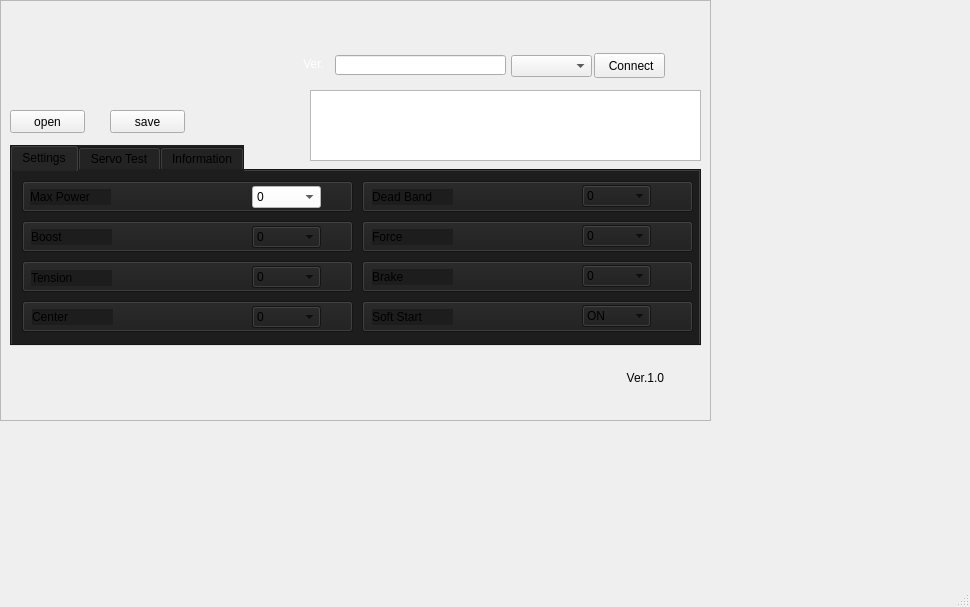
This is HDclient/mainwindow.ui in lisi099/ServoFixtureAll as Qt 5 draws it before an edit. The edited form follows.
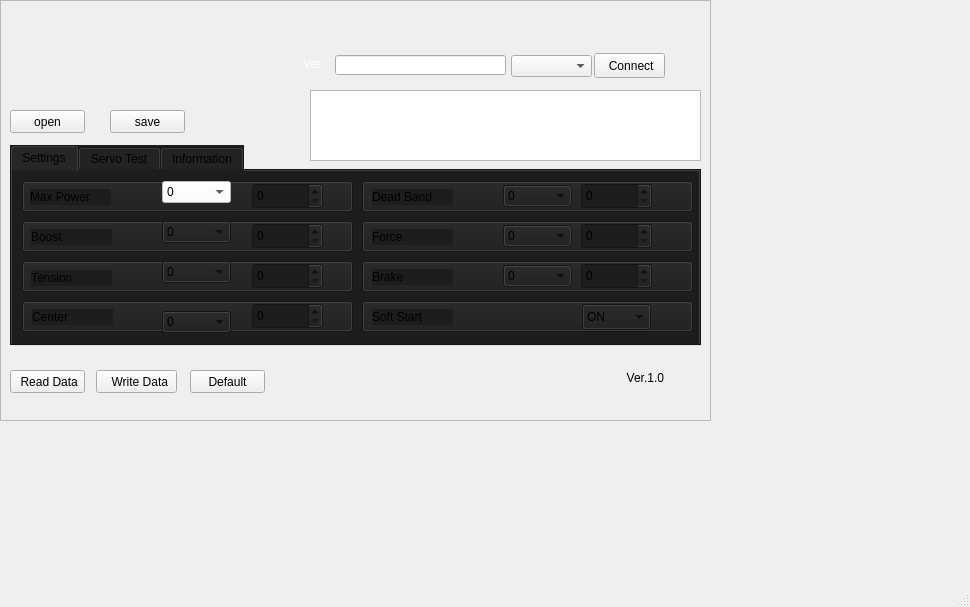
This is the edited form. The open tabs and pages were chosen to show the change. Icons and pictures are not drawn. Custom widgets are drawn as their Qt base class.

What changed in the file:
```diff
--- a/HDclient/mainwindow.ui
+++ b/HDclient/mainwindow.ui
@@ -135,8 +135,8 @@
      <widget class="QComboBox" name="comboBox_s1">
       <property name="geometry">
        <rect>
-        <x>240</x>
-        <y>15</y>
+        <x>150</x>
+        <y>10</y>
         <width>69</width>
         <height>22</height>
        </rect>
@@ -204,8 +204,8 @@
      <widget class="QComboBox" name="comboBox_s2">
       <property name="geometry">
        <rect>
-        <x>240</x>
-        <y>55</y>
+        <x>150</x>
+        <y>50</y>
         <width>69</width>
         <height>22</height>
        </rect>
@@ -269,8 +269,8 @@
      <widget class="QComboBox" name="comboBox_s3">
       <property name="geometry">
        <rect>
-        <x>240</x>
-        <y>95</y>
+        <x>150</x>
+        <y>90</y>
         <width>69</width>
         <height>22</height>
        </rect>
@@ -334,8 +334,8 @@
      <widget class="QComboBox" name="comboBox_s4">
       <property name="geometry">
        <rect>
-        <x>240</x>
-        <y>135</y>
+        <x>150</x>
+        <y>140</y>
         <width>69</width>
         <height>22</height>
        </rect>
@@ -447,7 +447,7 @@
      <widget class="QComboBox" name="comboBox_s6">
       <property name="geometry">
        <rect>
-        <x>570</x>
+        <x>491</x>
         <y>54</y>
         <width>69</width>
         <height>22</height>
@@ -512,7 +512,7 @@
      <widget class="QComboBox" name="comboBox_s5">
       <property name="geometry">
        <rect>
-        <x>570</x>
+        <x>491</x>
         <y>14</y>
         <width>69</width>
         <height>22</height>
@@ -578,9 +578,9 @@
       <property name="geometry">
        <rect>
         <x>570</x>
-        <y>134</y>
+        <y>133</y>
         <width>69</width>
-        <height>22</height>
+        <height>26</height>
        </rect>
       </property>
       <item>
@@ -597,7 +597,7 @@
      <widget class="QComboBox" name="comboBox_s7">
       <property name="geometry">
        <rect>
-        <x>570</x>
+        <x>491</x>
         <y>94</y>
         <width>69</width>
         <height>22</height>
@@ -750,6 +750,97 @@
        <string>Soft Start</string>
       </property>
      </widget>
+     <widget class="QSpinBox" name="spinBox_1">
+      <property name="geometry">
+       <rect>
+        <x>240</x>
+        <y>12</y>
+        <width>71</width>
+        <height>26</height>
+       </rect>
+      </property>
+      <property name="maximum">
+       <number>10</number>
+      </property>
+     </widget>
+     <widget class="QSpinBox" name="spinBox_2">
+      <property name="geometry">
+       <rect>
+        <x>240</x>
+        <y>52</y>
+        <width>71</width>
+        <height>26</height>
+       </rect>
+      </property>
+      <property name="maximum">
+       <number>10</number>
+      </property>
+     </widget>
+     <widget class="QSpinBox" name="spinBox_3">
+      <property name="geometry">
+       <rect>
+        <x>240</x>
+        <y>92</y>
+        <width>71</width>
+        <height>26</height>
+       </rect>
+      </property>
+      <property name="maximum">
+       <number>10</number>
+      </property>
+     </widget>
+     <widget class="QSpinBox" name="spinBox_4">
+      <property name="geometry">
+       <rect>
+        <x>240</x>
+        <y>132</y>
+        <width>71</width>
+        <height>26</height>
+       </rect>
+      </property>
+      <property name="maximum">
+       <number>10</number>
+      </property>
+     </widget>
+     <widget class="QSpinBox" name="spinBox_6">
+      <property name="geometry">
+       <rect>
+        <x>569</x>
+        <y>52</y>
+        <width>71</width>
+        <height>26</height>
+       </rect>
+      </property>
+      <property name="maximum">
+       <number>10</number>
+      </property>
+     </widget>
+     <widget class="QSpinBox" name="spinBox_5">
+      <property name="geometry">
+       <rect>
+        <x>569</x>
+        <y>12</y>
+        <width>71</width>
+        <height>26</height>
+       </rect>
+      </property>
+      <property name="maximum">
+       <number>10</number>
+      </property>
+     </widget>
+     <widget class="QSpinBox" name="spinBox_7">
+      <property name="geometry">
+       <rect>
+        <x>569</x>
+        <y>92</y>
+        <width>71</width>
+        <height>26</height>
+       </rect>
+      </property>
+      <property name="maximum">
+       <number>10</number>
+      </property>
+     </widget>
     </widget>
     <widget class="QWidget" name="tab">
      <attribute name="title">
@@ -1198,6 +1289,45 @@
      </rect>
     </property>
    </widget>
+   <widget class="QPushButton" name="pushButton_Default">
+    <property name="geometry">
+     <rect>
+      <x>190</x>
+      <y>370</y>
+      <width>75</width>
+      <height>23</height>
+     </rect>
+    </property>
+    <property name="text">
+     <string>Default</string>
+    </property>
+   </widget>
+   <widget class="QPushButton" name="pushButton_readData">
+    <property name="geometry">
+     <rect>
+      <x>10</x>
+      <y>370</y>
+      <width>75</width>
+      <height>23</height>
+     </rect>
+    </property>
+    <property name="text">
+     <string> Read Data</string>
+    </property>
+   </widget>
+   <widget class="QPushButton" name="pushButton_writeData">
+    <property name="geometry">
+     <rect>
+      <x>96</x>
+      <y>370</y>
+      <width>81</width>
+      <height>23</height>
+     </rect>
+    </property>
+    <property name="text">
+     <string>  Write Data</string>
+    </property>
+   </widget>
    <zorder>frame</zorder>
    <zorder>tabWidget</zorder>
    <zorder>pushButton_save</zorder>
```
Left out of the diff: 7 changed lines with no effect on the pictures.
